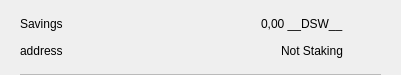
decenomy/DSW, file src/qt/pivx/forms/csrow.ui: the form before one commit.
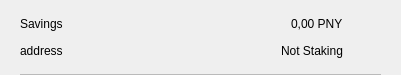
The form after the commit. Icons and pictures are not drawn.

Patch:
```diff
--- a/src/qt/pivx/forms/csrow.ui
+++ b/src/qt/pivx/forms/csrow.ui
@@ -102,7 +102,7 @@
            <item>
             <widget class="QLabel" name="labelAmount">
              <property name="text">
-              <string>0,00 __DSW__</string>
+              <string>0,00 PNY</string>
              </property>
             </widget>
            </item>
```
